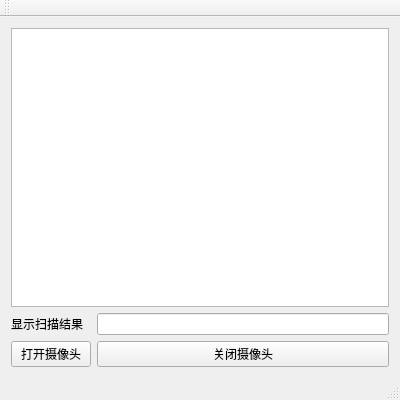
Qt form mainwindow.ui (15903016222/opencv_qt_video) before a commit.
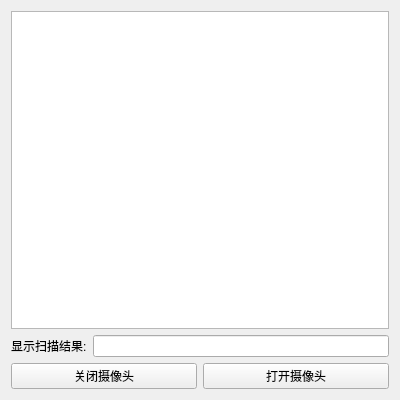
The same form after that commit.

Commit message: 扫描二维码更流常

What changed in the file:
```diff
--- a/mainwindow.ui
+++ b/mainwindow.ui
@@ -15,54 +15,43 @@
   </property>
   <widget class="QWidget" name="centralWidget">
    <layout class="QGridLayout" name="gridLayout">
-    <item row="2" column="1">
-     <widget class="QPushButton" name="pushButton_2">
-      <property name="text">
-       <string>关闭摄像头</string>
-      </property>
-     </widget>
-    </item>
-    <item row="0" column="0" colspan="2">
+    <item row="0" column="0">
      <widget class="QGraphicsView" name="graphicsView"/>
     </item>
-    <item row="2" column="0">
-     <widget class="QPushButton" name="pushButton">
-      <property name="text">
-       <string>打开摄像头</string>
-      </property>
-     </widget>
-    </item>
     <item row="1" column="0">
+     <layout class="QHBoxLayout" name="horizontalLayout_2">
+      <item>
      <widget class="QLabel" name="label">
       <property name="text">
-       <string>显示扫描结果</string>
+         <string>显示扫描结果:</string>
       </property>
      </widget>
     </item>
-    <item row="1" column="1">
+      <item>
      <widget class="QLineEdit" name="lineEdit"/>
     </item>
    </layout>
-  </widget>
-  <widget class="QMenuBar" name="menuBar">
-   <property name="geometry">
-    <rect>
-     <x>0</x>
-     <y>0</y>
-     <width>400</width>
-     <height>25</height>
-    </rect>
-   </property>
-  </widget>
-  <widget class="QToolBar" name="mainToolBar">
-   <attribute name="toolBarArea">
-    <enum>TopToolBarArea</enum>
-   </attribute>
-   <attribute name="toolBarBreak">
-    <bool>false</bool>
-   </attribute>
+    </item>
+    <item row="2" column="0">
+     <layout class="QHBoxLayout" name="horizontalLayout">
+      <item>
+       <widget class="QPushButton" name="pushButton_2">
+        <property name="text">
+         <string>关闭摄像头</string>
+        </property>
+       </widget>
+      </item>
+      <item>
+       <widget class="QPushButton" name="pushButton">
+        <property name="text">
+         <string>打开摄像头</string>
+        </property>
+       </widget>
+      </item>
+     </layout>
+    </item>
+   </layout>
   </widget>
-  <widget class="QStatusBar" name="statusBar"/>
  </widget>
  <layoutdefault spacing="6" margin="11"/>
  <resources/>
```
Lines whose indentation alone changed are shown as unchanged. The commit also changes 5 other files.
